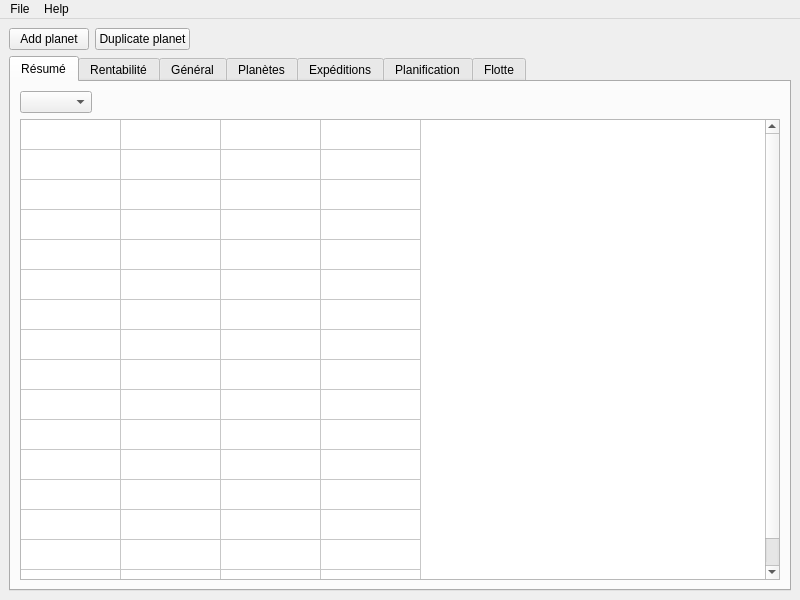
The window that mainwindow.ui (crocomo83/OgameHelper) describes before a commit, drawn with Qt 5.
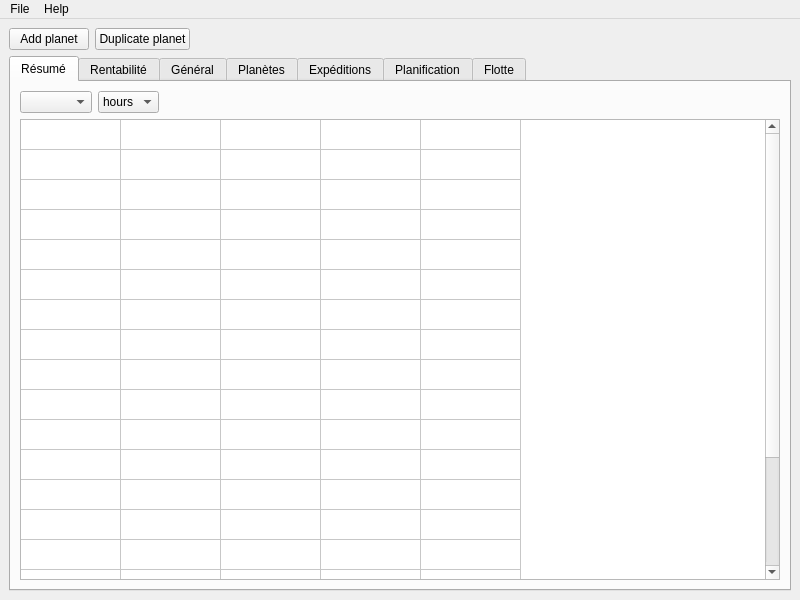
The same window after the commit.

```diff
--- a/mainwindow.ui
+++ b/mainwindow.ui
@@ -63,6 +63,25 @@
             <item>
              <widget class="QComboBox" name="planetType"/>
             </item>
+            <item>
+             <widget class="QComboBox" name="unitProd">
+              <item>
+               <property name="text">
+                <string>hours</string>
+               </property>
+              </item>
+              <item>
+               <property name="text">
+                <string>days</string>
+               </property>
+              </item>
+              <item>
+               <property name="text">
+                <string>week</string>
+               </property>
+              </item>
+             </widget>
+            </item>
             <item>
              <spacer name="horizontalSpacer_4">
               <property name="orientation">
@@ -84,10 +103,10 @@
              <bool>true</bool>
             </property>
             <property name="rowCount">
-             <number>16</number>
+             <number>20</number>
             </property>
             <property name="columnCount">
-             <number>4</number>
+             <number>5</number>
             </property>
             <attribute name="horizontalHeaderVisible">
              <bool>false</bool>
@@ -117,6 +136,11 @@
             <row/>
             <row/>
             <row/>
+            <row/>
+            <row/>
+            <row/>
+            <row/>
+            <column/>
             <column/>
             <column/>
             <column/>
```
